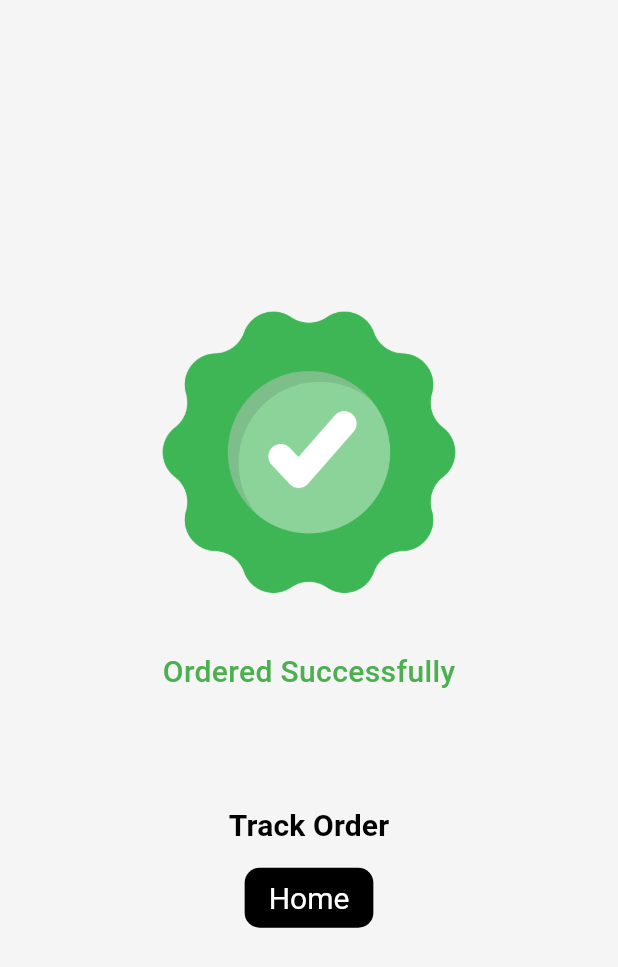
After one commit to thisisprabhat/FurniFi, a Flutter app: the OrderSuccessPage screen opened directly, on a phone screen of 412 x 824 dp. The commit adds this screen. Shown: the top 967 px of the screen. Run offline on Flutter 3.47's test engine with Material 2 defaults, Android fonts, the phone set to English and light mode, and no system bars; our stand-ins replace firebase_core, google_fonts, lottie, rive; accounts and stored records are empty; generated files the repository leaves out were written again.

Commit message:
order success page created

```diff
--- a/lib/constants/assets.dart
+++ b/lib/constants/assets.dart
@@ -10,6 +10,7 @@ class Assets {
   static const String facebook = 'assets/images/facebook.png';
 
   static const String homePageImage1 = 'assets/images/homepage_image1.png';
+  static const String success = 'assets/images/success.png';
 
   static const String bookSelf = 'assets/images/bookSelf.png';
   static const String cabinetDrawer = 'assets/images/cabinetDrawer.png';
@@ -22,7 +23,7 @@ class Assets {
 
   //! Animations
   static const String deliveryLottie = 'assets/animations/delivery_lottie.json';
-  static const String success = 'assets/animations/success.json';
+  static const String successLottie = 'assets/animations/success.json';
   static const String emoji = 'assets/animations/emoji.riv';
 
   //! Network Images
--- a/lib/constants/strings.dart
+++ b/lib/constants/strings.dart
@@ -56,8 +56,10 @@ class AppString {
   static const continueString = 'Continue';
   static const explore = 'Explore';
   static const addToCart = 'Add to Cart';
+  static const orderedSuccessfully = 'Ordered Successfully';
 
   static const orderSummary = 'Order Summary';
+  static const trackOrder = 'Track Order';
 
   static const enterPassword = 'Enter Password';
   static const enterEmail = 'Enter your Email Id';
--- /dev/null
+++ b/lib/screens/order_success/ui/order_success_page.dart
@@ -0,0 +1,53 @@
+import 'package:flutter/material.dart';
+
+import '/constants/assets.dart';
+import '/constants/strings.dart';
+import '/constants/style.dart';
+
+class OrderSuccessPage extends StatelessWidget {
+  const OrderSuccessPage({super.key});
+
+  @override
+  Widget build(BuildContext context) {
+    return Scaffold(
+      body: SizedBox(
+        width: double.maxFinite,
+        child: Column(
+          mainAxisAlignment: MainAxisAlignment.center,
+          crossAxisAlignment: CrossAxisAlignment.center,
+          children: [
+            Image.asset(
+              Assets.success,
+              width: 200,
+              height: 200,
+            ),
+            const SizedBox(height: paddingDefault * 2),
+            const Text(
+              AppString.orderedSuccessfully,
+              style: TextStyle(
+                color: successColor,
+                fontWeight: FontWeight.w500,
+                fontSize: 20,
+              ),
+            ),
+            const SizedBox(height: paddingDefault * 4),
+            TextButton(
+              onPressed: () {}, //TODO: navigate to track order
+              child: const Text(
+                AppString.trackOrder,
+                style: TextStyle(fontSize: 20),
+              ),
+            ),
+            ElevatedButton(
+              onPressed: () {}, //TODO: navigate to home
+              style: ElevatedButton.styleFrom(
+                padding: const EdgeInsets.symmetric(horizontal: paddingDefault),
+              ),
+              child: const Text(AppString.home),
+            )
+          ],
+        ),
+      ),
+    );
+  }
+}
--- a/lib/screens/product/ui/product_details_page.dart
+++ b/lib/screens/product/ui/product_details_page.dart
@@ -4,6 +4,7 @@ import '/constants/strings.dart';
 import '/constants/assets.dart';
 import '/constants/style.dart';
 import '/widgets/scroll_pill.dart';
+import '/screens/order_success/ui/order_success_page.dart';
 
 part 'components/product_page_images.dart';
 part 'components/product_page_info.dart';
```
Also changed, not shown: assets/images/success.png (added).
